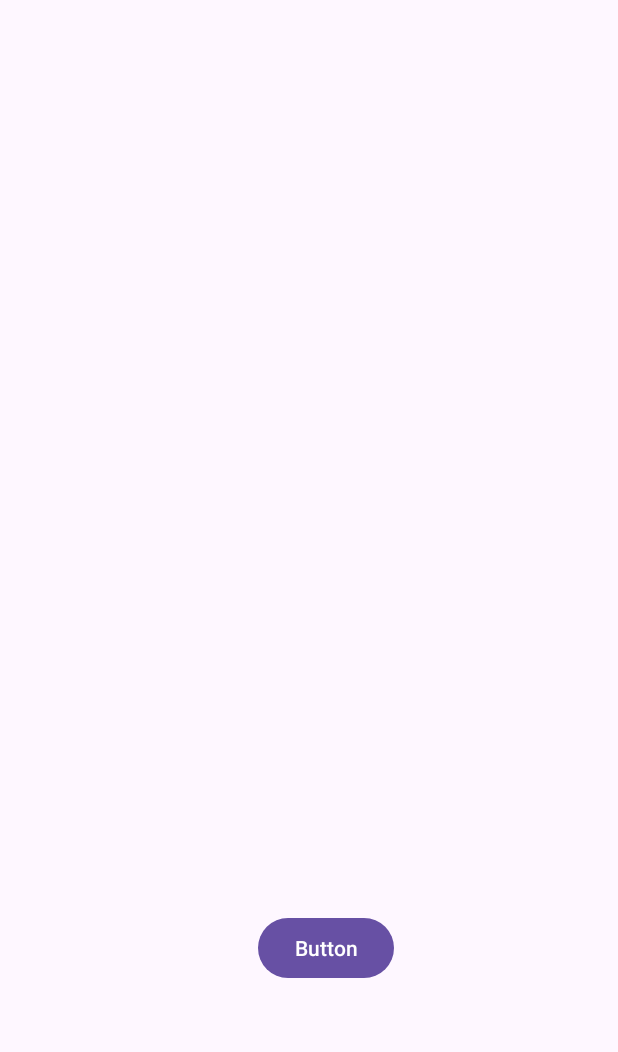
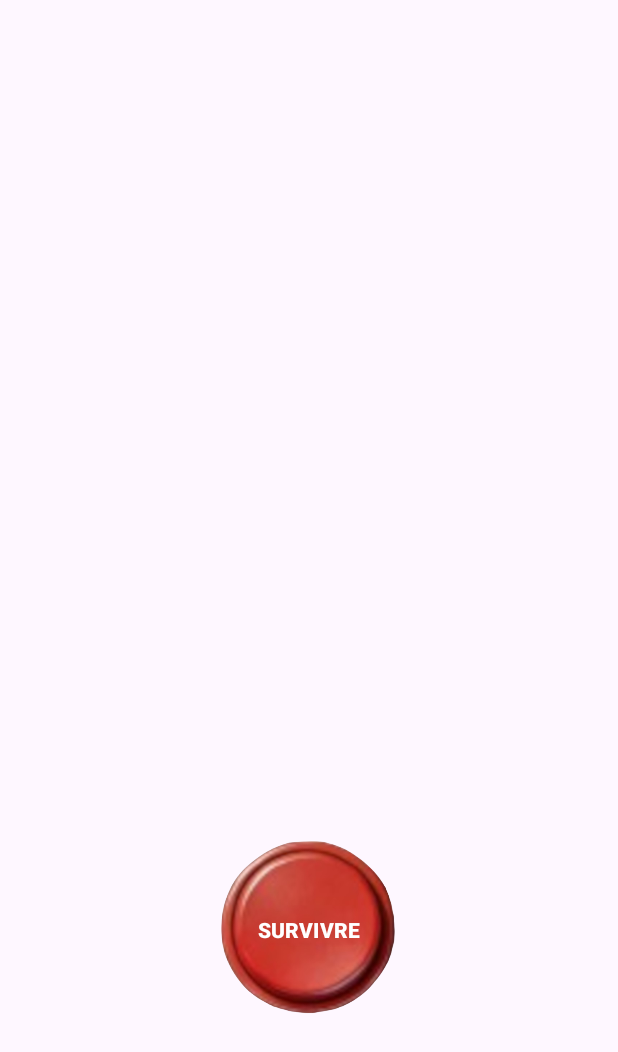
Before and after one commit to MarhadourM/Apocalypse, an Android app: the screen it shows after launch (MainActivity), on a phone screen of 412 x 824 dp. Shown: the top 1052 px of the screen. Run offline under Robolectric (Android 15) with nearby library versions, the phone set to English and light mode, and no system bars.

Commit message:
debut style de l'application

```diff
--- a/app/src/main/java/com/example/apocalypse/Game/Partie.kt
+++ b/app/src/main/java/com/example/apocalypse/Game/Partie.kt
@@ -69,7 +69,7 @@ object Partie {
         )
 
         val actionJC2 = Action(
-            12, "Dans la foret vous trouver des champignons que vous etudiez puis mangez",
+            6, "Dans la foret vous trouver des champignons que vous etudiez puis mangez",
             Bonus(
                 "Votre analyse semble bonne vous n'etes pas malade",
                  HashMap<Attribut, Int>().apply {
@@ -87,7 +87,7 @@ object Partie {
         )
 
         val actionJC3 = Action(
-            12,
+            6,
             "Vous avez trouvez un champignon vous decidez de l'etudier,le champignion  semble avoir un proprieter filtrante",
             Bonus( "Creation d'un filtre ",  HashMap<Attribut, Int>().apply {
                 this[Attribut.VIE] = 0
--- a/app/src/main/res/layout/activity_main.xml
+++ b/app/src/main/res/layout/activity_main.xml
@@ -9,11 +9,25 @@
 
     <Button
         android:id="@+id/buttonSurvivre"
-        android:layout_width="wrap_content"
-        android:layout_height="wrap_content"
-        android:layout_marginStart="172dp"
-        android:layout_marginTop="608dp"
-        android:text="Button"
+        android:layout_width="120dp"
+        android:layout_height="120dp"
+
+        android:layout_marginTop="560dp"
+        android:background="@drawable/boutonrouge"
+        android:gravity="center"
+        android:minWidth="0dp"
+        android:minHeight="0dp"
+        android:padding="0dp"
+
+        android:scaleType="centerInside"
+        android:text="SURVIVRE"
+        android:textColor="#FFFFFF"
+        android:textSize="14sp"
+        android:textStyle="bold"
+        app:backgroundTint="@null"
+        app:layout_constraintEnd_toEndOf="parent"
+        app:layout_constraintHorizontal_bias="0.498"
         app:layout_constraintStart_toStartOf="parent"
         app:layout_constraintTop_toTopOf="parent" />
+
 </androidx.constraintlayout.widget.ConstraintLayout>
```
Also changed, not shown: app/src/main/res/drawable/boutonrouge.png (added).
